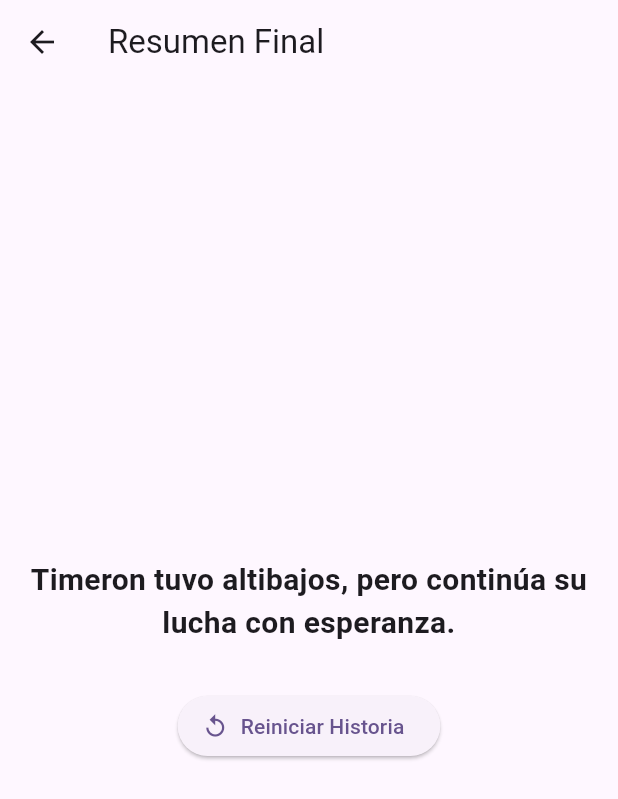
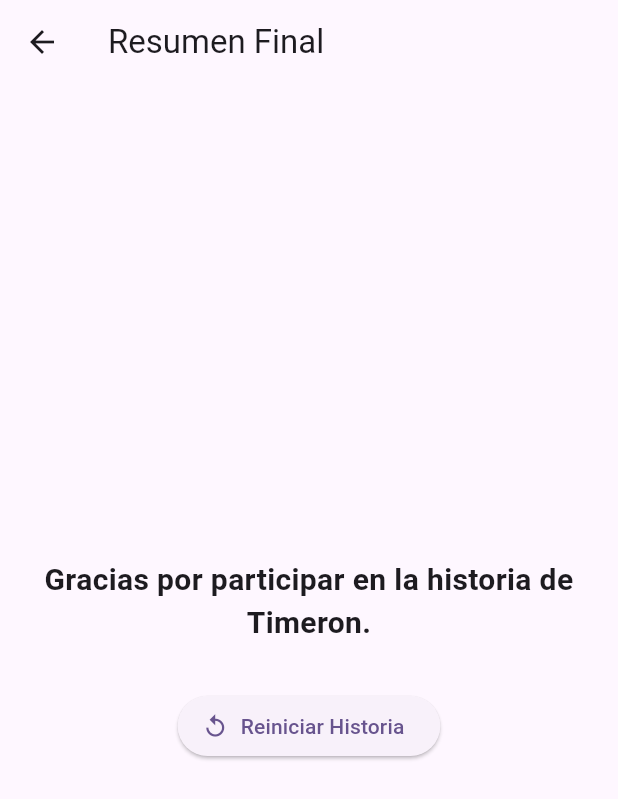
Before and after one commit to JhojanAlexanderCalambasRamirez/SMA-3.2-Video, a Flutter app: the SummaryScreen screen opened by its route, on a phone screen of 412 x 824 dp. Shown: the top 799 px of the screen. Run offline on Flutter 3.47's test engine with Material 3 defaults, Android fonts, the light colour scheme and no system bars; our stand-ins replace shared_preferences, video_player; accounts and stored records are empty.

Commit message:
Mejoramiento del flujo - 31/03/2025 V1.1

```diff
--- a/lib/screens/summary_screen.dart
+++ b/lib/screens/summary_screen.dart
@@ -8,12 +8,17 @@ class SummaryScreen extends StatelessWidget {
   SummaryScreen({super.key});
 
   String _getMessage() {
-    if (controller.positiveCount >= 2) {
-      return '¡Felicidades! Tomaste buenas decisiones que ayudaron a Timeron a fortalecerse.';
-    } else if (controller.negativeCount >= 2) {
-      return 'Timeron cayó bajo la influencia de los Espíritus de la Miseria.';
-    } else {
-      return 'Timeron tuvo altibajos, pero continúa su lucha con esperanza.';
+    final lastVideo = controller.currentNode.videoName;
+
+    switch (lastVideo) {
+      case 'FinalBueno':
+        return '¡Felicidades! Tomaste buenas decisiones que ayudaron a Timeron a fortalecerse.';
+      case 'FinalMalo':
+        return 'Timeron cayó bajo la influencia de los Espíritus de la Miseria.';
+      case 'FinalNeutro':
+        return 'Timeron tuvo altibajos, pero continúa su lucha con esperanza.';
+      default:
+        return 'Gracias por participar en la historia de Timeron.';
     }
   }
 
```
Also changed, not shown: 4 other files.
